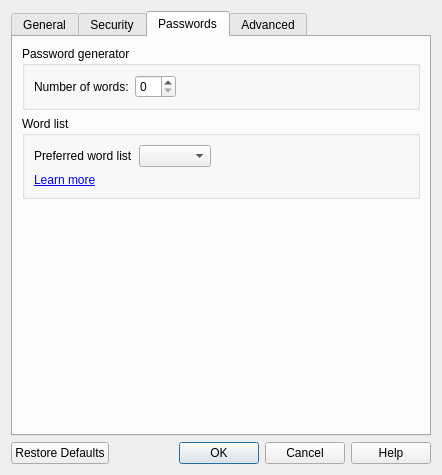
Old version of the form ui/preferencesdialog.ui in the repository sysal1280/passwords.
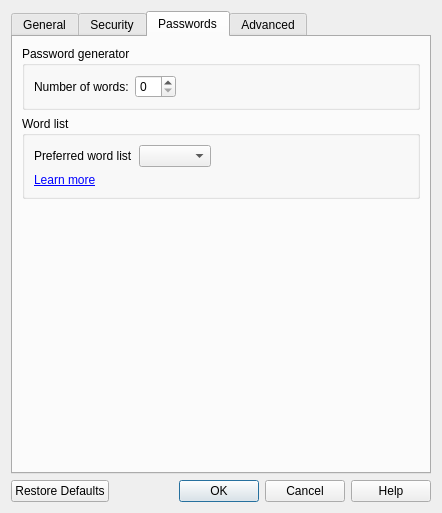
New version of the form. The open tabs and pages were chosen to show the change.

Diff of the .ui file:
```diff
--- a/ui/preferencesdialog.ui
+++ b/ui/preferencesdialog.ui
@@ -7,7 +7,7 @@
     <x>0</x>
     <y>0</y>
     <width>442</width>
-    <height>475</height>
+    <height>513</height>
    </rect>
   </property>
   <property name="windowTitle">
```
Left out of the diff: 22 changed lines with no effect on the pictures.
